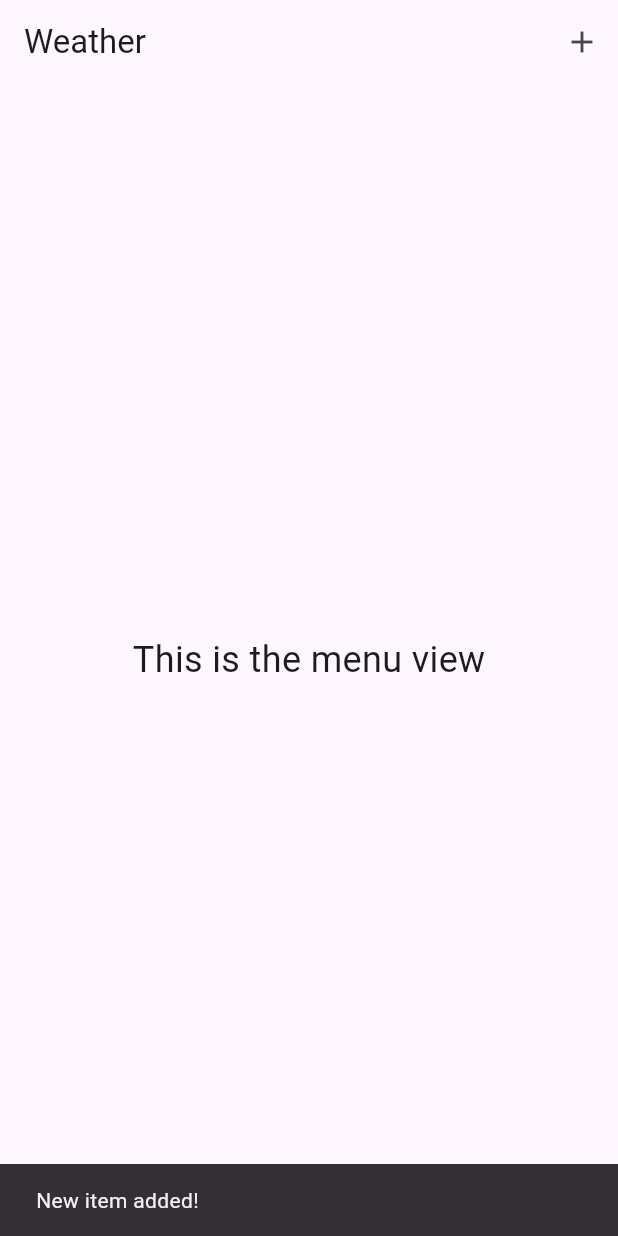
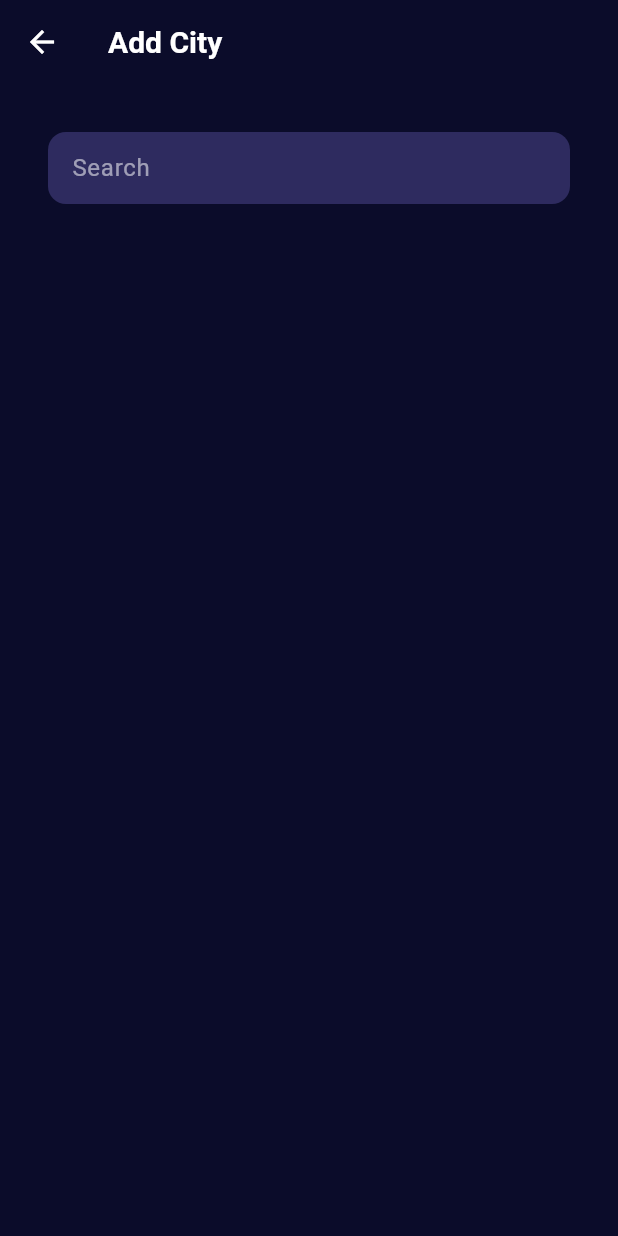
Before and after one commit to cassorr/weather_app_flutter, a Flutter app: the screen it shows after launch, after a tap on the "add" icon, on a phone screen of 412 x 824 dp. Run offline on Flutter 3.47's test engine with Material 3 defaults, Android fonts, the light colour scheme and no system bars.

Commit message:
added UI for all views

```diff
--- /dev/null
+++ b/lib/add_city_view.dart
@@ -0,0 +1,41 @@
+import 'package:flutter/material.dart';
+
+class AddCityView extends StatelessWidget {
+  const AddCityView({super.key});
+
+  @override
+  Widget build(BuildContext context) {
+    return Scaffold(
+      appBar: AppBar(
+        title: const Text('Add City'),
+      ),
+      body: Padding(
+        padding: const EdgeInsets.all(32),
+        child: Column(
+          crossAxisAlignment: CrossAxisAlignment.center,
+          children: [
+            // Search Input
+            Container(
+              decoration: BoxDecoration(
+                color: const Color(0xFF2E2B5F),
+                borderRadius: BorderRadius.circular(12),
+              ),
+              child: const TextField(
+                style: TextStyle(color: Colors.white),
+                decoration: InputDecoration(
+                  hintText: 'Search',
+                  hintStyle: TextStyle(color: Colors.white54),
+                  contentPadding: EdgeInsets.symmetric(horizontal: 16, vertical: 12),
+                  border: InputBorder.none,
+                ),
+              ),
+            ),
+
+            // Add space for future search results
+            const SizedBox(height: 24),
+          ],
+        ),
+      ),
+    );
+  }
+}
--- a/lib/main.dart
+++ b/lib/main.dart
@@ -14,7 +14,27 @@ class MyApp extends StatelessWidget {
       debugShowCheckedModeBanner: false,
       title: 'Weather App',
       theme: ThemeData(
-        primarySwatch: Colors.blue,
+        brightness: Brightness.dark,
+        scaffoldBackgroundColor: const Color(0xFF0B0C2A), // Deep navy/purple background
+        primaryColor: const Color(0xFF6C63FF), // Main accent color (purple)
+        cardColor: const Color(0xFF2E2B5F), // Card color
+        appBarTheme: const AppBarTheme(
+          backgroundColor: Color(0xFF0B0C2A),
+          elevation: 0,
+          titleTextStyle: TextStyle(
+            color: Colors.white,
+            fontSize: 20,
+            fontWeight: FontWeight.w600,
+          ),
+          iconTheme: IconThemeData(color: Colors.white),
+        ),
+        textTheme: const TextTheme(
+          bodyMedium: TextStyle(color: Colors.white),
+          titleLarge: TextStyle(color: Colors.white, fontSize: 24),
+          titleMedium: TextStyle(color: Colors.white70, fontSize: 18),
+        ),
+        iconTheme: const IconThemeData(color: Colors.white),
+        useMaterial3: true, // Optional: if you want Material 3 look
       ),
       home: const MenuView(), // Set MenuView as the main view
     );
--- a/lib/menu_view.dart
+++ b/lib/menu_view.dart
@@ -1,4 +1,6 @@
 import 'package:flutter/material.dart';
+import 'city_view.dart';
+import 'add_city_view.dart'; // Added import
 
 class MenuView extends StatelessWidget {
   const MenuView({super.key});
@@ -7,21 +9,79 @@ class MenuView extends StatelessWidget {
   Widget build(BuildContext context) {
     return Scaffold(
       appBar: AppBar(
-        title: const Text('Weather'), // Title set to "Weather"
+        title: const Text('Weather'),
         actions: <Widget>[
           IconButton(
-            icon: const Icon(Icons.add), // Plus Button
-            tooltip: 'Add New Item',
+            icon: const Icon(Icons.add),
+            tooltip: 'Add New City',
             onPressed: () {
-              ScaffoldMessenger.of(context).showSnackBar(
-                const SnackBar(content: Text('New item added!')),
+              Navigator.push(
+                context,
+                MaterialPageRoute(builder: (context) => const AddCityView()),
               );
             },
           ),
         ],
       ),
-      body: const Center(
-        child: Text('This is the menu view', style: TextStyle(fontSize: 24)),
+      body: ListView(
+        padding: const EdgeInsets.all(16),
+        children: [
+          _buildCityTile(
+            context,
+            cityName: 'Missoula, MT',
+            temperature: '23°',
+            conditionIcon: Icons.ac_unit,
+          ),
+          const SizedBox(height: 16),
+        ],
+      ),
+    );
+  }
+
+  Widget _buildCityTile(
+      BuildContext context, {
+        required String cityName,
+        required String temperature,
+        required IconData conditionIcon,
+      }) {
+    return InkWell(
+      onTap: () {
+        Navigator.push(
+          context,
+          MaterialPageRoute(builder: (context) => const CityView()),
+        );
+      },
+      borderRadius: BorderRadius.circular(16),
+      child: Container(
+        decoration: BoxDecoration(
+          color: const Color(0xFF1A1B3C), // Slightly lighter than background
+          borderRadius: BorderRadius.circular(16),
+        ),
+        padding: const EdgeInsets.all(20),
+        child: Row(
+          children: [
+            Icon(conditionIcon, size: 40, color: Colors.white),
+            const SizedBox(width: 16),
+            Column(
+              crossAxisAlignment: CrossAxisAlignment.start,
+              children: [
+                Text(
+                  cityName,
+                  style: const TextStyle(
+                    fontSize: 18,
+                    fontWeight: FontWeight.w600,
+                    color: Colors.white,
+                  ),
+                ),
+                const SizedBox(height: 4),
+                Text(
+                  temperature,
+                  style: const TextStyle(fontSize: 28, color: Colors.white),
+                ),
+              ],
+            ),
+          ],
+        ),
       ),
     );
   }
```
Also changed, not shown: lib/city_view.dart (added, +122 -0 lines), lib/get.dart (added, +9 -0 lines), firebase.json, 5 other files.
